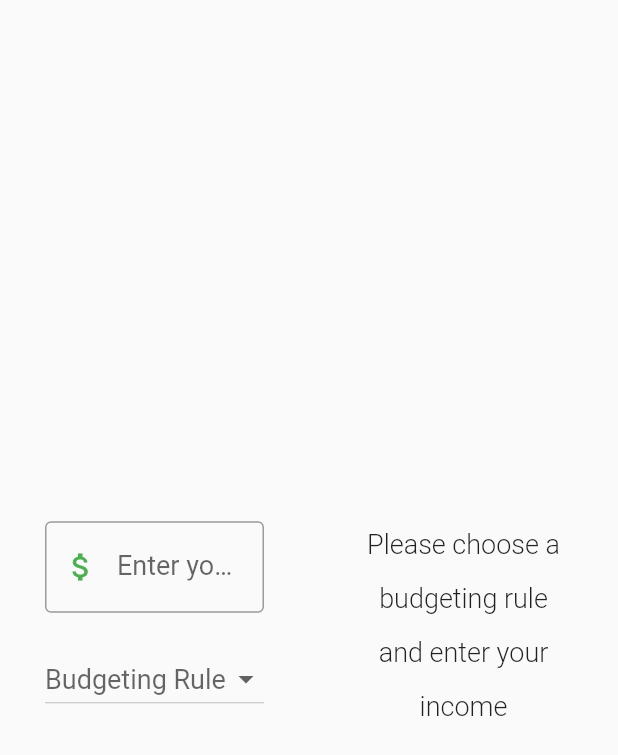
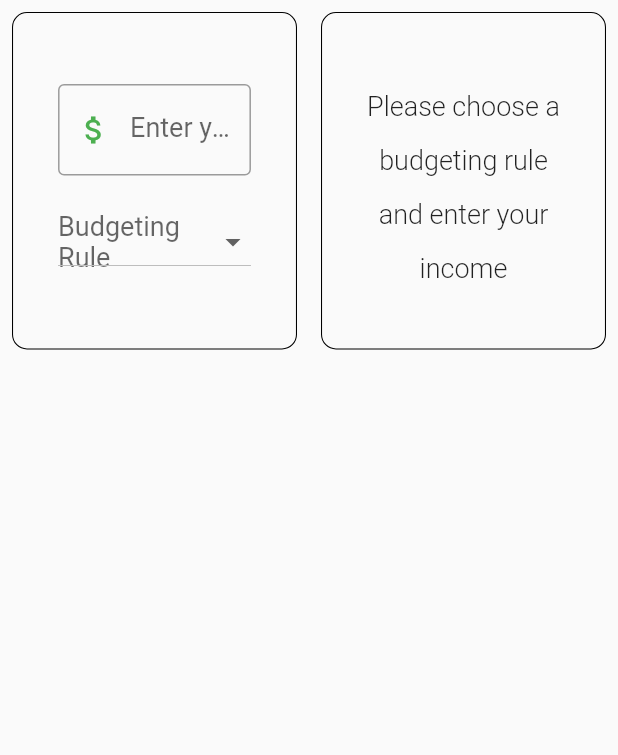
Before and after one commit to xysiek99/finance, a Flutter app: the screen it shows after launch, on a phone screen of 412 x 824 dp. Shown: the top 755 px of the screen. Run offline on Flutter 3.47's test engine with Material 2 defaults, Android fonts, the phone set to English and light mode, and no system bars.

Commit message:
Added frames

```diff
--- a/lib/main.dart
+++ b/lib/main.dart
@@ -20,15 +20,31 @@ class MainApp extends StatelessWidget {
       debugShowCheckedModeBanner: false,
       home: Scaffold(
         body: Row(
-          children: const [
+          children: [
             Expanded(
-              child: Center(
-                child: MyForm(),
+              child: Container(
+                height: 225,
+                margin: const EdgeInsets.all(8.0),
+                decoration: BoxDecoration(
+                  border: Border.all(color: Colors.black, width: 0.7),
+                  borderRadius: BorderRadius.circular(10),
+                ),
+                child: const Center(
+                  child: MyForm(),
+                ),
               ),
             ),
             Expanded(
-              child: Center(
-                child: MyTextWidget(),
+              child: Container(
+                height: 225,
+                margin: const EdgeInsets.all(8.0),
+                decoration: BoxDecoration(
+                  border: Border.all(color: Colors.black, width: 0.7),
+                  borderRadius: BorderRadius.circular(10),
+                ),
+                child: const Center(
+                  child: MyTextWidget(),
+                ),
               ),
             ),
           ],
```
